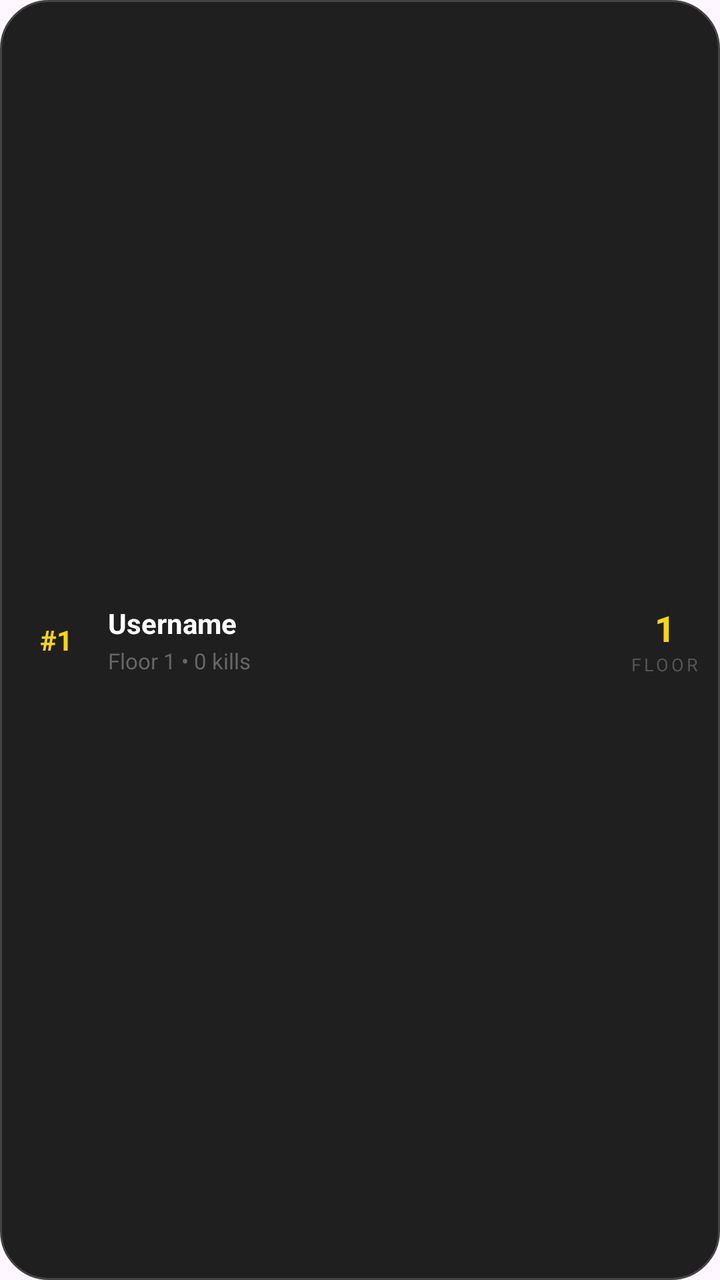
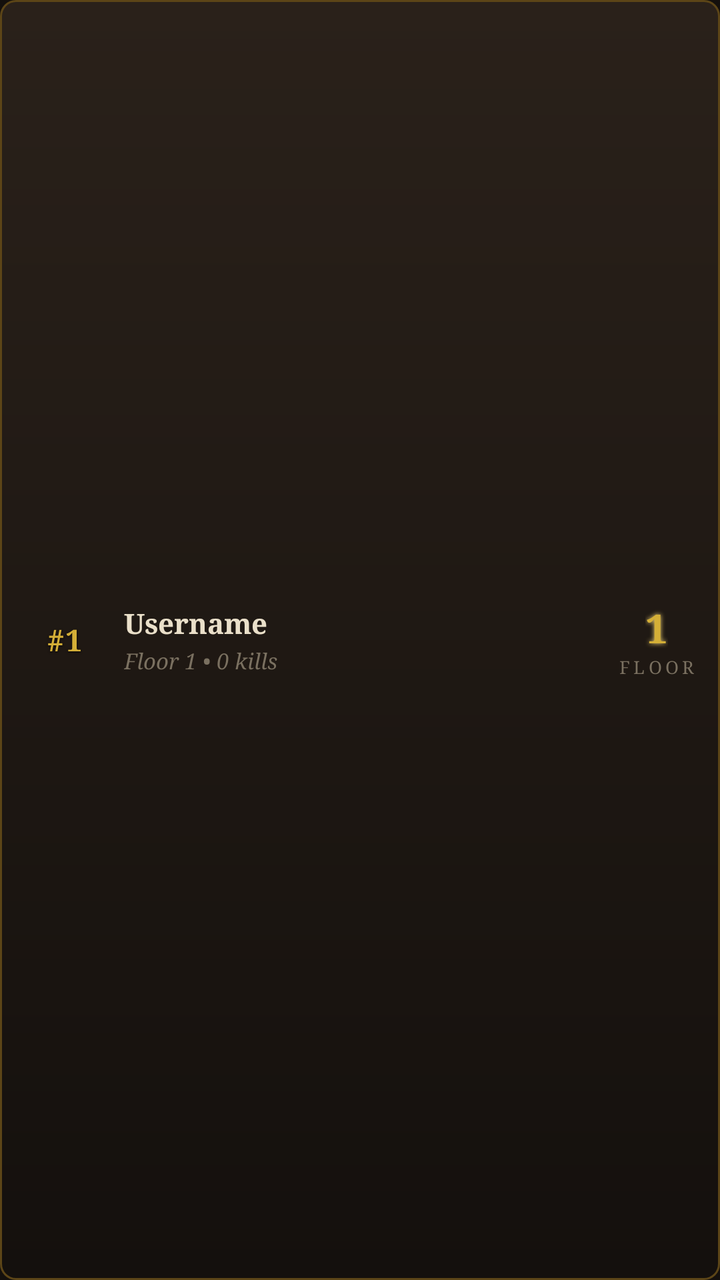

Before-and-after screenshots of an Android layout around one commit, followed by the original layout XML and the change that was made.
<!-- AndroidManifest.xml: application theme Theme.OblivionDescent -->
<!-- res/layout/item_leaderboard.xml -->
<?xml version="1.0" encoding="utf-8"?>
<LinearLayout xmlns:android="http://schemas.android.com/apk/res/android"
    android:layout_width="match_parent"
    android:layout_height="wrap_content"
    android:orientation="horizontal"
    android:gravity="center_vertical"
    android:paddingHorizontal="10dp"
    android:paddingVertical="10dp"
    android:layout_marginBottom="4dp"
    android:clickable="true"
    android:focusable="true"
    android:background="@drawable/dialog_bg">

    
    <TextView
        android:id="@+id/lb_rank"
        android:layout_width="36dp"
        android:layout_height="wrap_content"
        android:text="#1"
        android:textColor="#FFD700"
        android:textSize="14sp"
        android:textStyle="bold"
        android:gravity="center"/>

    
    <LinearLayout
        android:layout_width="0dp"
        android:layout_height="wrap_content"
        android:layout_weight="1"
        android:orientation="vertical"
        android:layout_marginStart="8dp">

        <TextView
            android:id="@+id/lb_username"
            android:layout_width="wrap_content"
            android:layout_height="wrap_content"
            android:text="Username"
            android:textColor="#FFFFFF"
            android:textSize="14sp"
            android:textStyle="bold"
            android:maxLines="1"
            android:ellipsize="end"/>

        <TextView
            android:id="@+id/lb_subtitle"
            android:layout_width="wrap_content"
            android:layout_height="wrap_content"
            android:text="Floor 1 • 0 kills"
            android:textColor="#666666"
            android:textSize="11sp"
            android:layout_marginTop="2dp"/>

    </LinearLayout>

    
    <LinearLayout
        android:layout_width="wrap_content"
        android:layout_height="wrap_content"
        android:orientation="vertical"
        android:gravity="center">

        <TextView
            android:id="@+id/lb_highest_floor"
            android:layout_width="wrap_content"
            android:layout_height="wrap_content"
            android:text="1"
            android:textColor="#FFD700"
            android:textSize="18sp"
            android:textStyle="bold"
            android:gravity="center"/>

        <TextView
            android:layout_width="wrap_content"
            android:layout_height="wrap_content"
            android:text="FLOOR"
            android:textColor="#555555"
            android:textSize="9sp"
            android:letterSpacing="0.15"
            android:gravity="center"/>

    </LinearLayout>

</LinearLayout>
<!-- resources referenced by this layout -->
<resources>
  <!-- drawable dialog_bg (drawable) -->
  <?xml version="1.0" encoding="utf-8"?>
  <shape xmlns:android="http://schemas.android.com/apk/res/android"
      android:shape="rectangle">
  
      <solid android:color="#EE111111" />
  
      <corners android:radius="24dp" />
  
      <stroke
          android:width="1dp"
          android:color="#444444" />
  
  </shape>
  <style name="Theme.OblivionDescent" parent="Base.Theme.OblivionDescent" />
  <style name="Base.Theme.OblivionDescent" parent="Theme.Material3.DayNight.NoActionBar">
      </style>
</resources>

<!-- the commit's change to res/layout/item_leaderboard.xml (unified diff, before → after) -->
@@ -4,9 +4,9 @@
     android:layout_height="wrap_content"
     android:orientation="horizontal"
     android:gravity="center_vertical"
-    android:paddingHorizontal="10dp"
-    android:paddingVertical="10dp"
-    android:layout_marginBottom="4dp"
+    android:paddingHorizontal="12dp"
+    android:paddingVertical="11dp"
+    android:layout_marginBottom="6dp"
     android:clickable="true"
     android:focusable="true"
     android:background="@drawable/dialog_bg">
@@ -14,13 +14,19 @@
     
     <TextView
         android:id="@+id/lb_rank"
-        android:layout_width="36dp"
+        android:layout_width="40dp"
         android:layout_height="wrap_content"
         android:text="#1"
-        android:textColor="#FFD700"
-        android:textSize="14sp"
+        android:textColor="@color/gold_bright"
+        android:textSize="15sp"
         android:textStyle="bold"
-        android:gravity="center"/>
+        android:fontFamily="serif"
+        android:letterSpacing="0.04"
+        android:gravity="center"
+        android:shadowColor="@color/ink_shadow"
+        android:shadowDx="0"
+        android:shadowDy="1"
+        android:shadowRadius="2"/>
 
     
     <LinearLayout
@@ -28,16 +34,17 @@
         android:layout_height="wrap_content"
         android:layout_weight="1"
         android:orientation="vertical"
-        android:layout_marginStart="8dp">
+        android:layout_marginStart="10dp">
 
         <TextView
             android:id="@+id/lb_username"
             android:layout_width="wrap_content"
             android:layout_height="wrap_content"
             android:text="Username"
-            android:textColor="#FFFFFF"
+            android:textColor="@color/bone_white"
             android:textSize="14sp"
             android:textStyle="bold"
+            android:fontFamily="serif"
             android:maxLines="1"
             android:ellipsize="end"/>
 
@@ -46,8 +53,10 @@
             android:layout_width="wrap_content"
             android:layout_height="wrap_content"
             android:text="Floor 1 • 0 kills"
-            android:textColor="#666666"
+            android:textColor="@color/bone_muted"
             android:textSize="11sp"
+            android:textStyle="italic"
+            android:fontFamily="serif"
             android:layout_marginTop="2dp"/>
 
     </LinearLayout>
@@ -64,18 +73,24 @@
             android:layout_width="wrap_content"
             android:layout_height="wrap_content"
             android:text="1"
-            android:textColor="#FFD700"
-            android:textSize="18sp"
+            android:textColor="@color/gold_bright"
+            android:textSize="20sp"
             android:textStyle="bold"
-            android:gravity="center"/>
+            android:fontFamily="serif"
+            android:gravity="center"
+            android:shadowColor="@color/gold_glow"
+            android:shadowDx="0"
+            android:shadowDy="0"
+            android:shadowRadius="6"/>
 
         <TextView
             android:layout_width="wrap_content"
             android:layout_height="wrap_content"
             android:text="FLOOR"
-            android:textColor="#555555"
+            android:textColor="@color/bone_muted"
             android:textSize="9sp"
-            android:letterSpacing="0.15"
+            android:fontFamily="serif"
+            android:letterSpacing="0.2"
             android:gravity="center"/>
 
     </LinearLayout>
<!-- resource entries referenced after the edit -->
@@ -1,21 +1,61 @@
 <!-- resources referenced by this layout -->
 <resources>
+  <color name="bone_muted">#7A7060</color>
+  <color name="bone_white">#EAE0CA</color>
+  <color name="gold_bright">#D4AF37</color>
+  <color name="gold_glow">#F4D77A</color>
+  <color name="ink_shadow">#0A0807</color>
   <!-- drawable dialog_bg (drawable) -->
   <?xml version="1.0" encoding="utf-8"?>
-  <shape xmlns:android="http://schemas.android.com/apk/res/android"
-      android:shape="rectangle">
+  <layer-list xmlns:android="http://schemas.android.com/apk/res/android">
   
-      <solid android:color="#EE111111" />
+      <item>
+          <shape android:shape="rectangle">
+              <solid android:color="@color/border_gold_inner"/>
+              <corners android:radius="8dp"/>
+          </shape>
+      </item>
   
-      <corners android:radius="24dp" />
+      <item
+          android:left="1dp"
+          android:top="1dp"
+          android:right="1dp"
+          android:bottom="1dp">
+          <shape android:shape="rectangle">
+              <gradient
+                  android:type="linear"
+                  android:angle="270"
+                  android:startColor="@color/bg_surface_alt"
+                  android:endColor="@color/bg_base"/>
+              <corners android:radius="7dp"/>
+          </shape>
+      </item>
   
-      <stroke
-          android:width="1dp"
-          android:color="#444444" />
-  
-  </shape>
+  </layer-list>
   <style name="Theme.OblivionDescent" parent="Base.Theme.OblivionDescent" />
+  <color name="border_gold_inner">#5C4517</color>
+  <color name="bg_surface_alt">#2A211A</color>
+  <color name="bg_base">#14100D</color>
   <style name="Base.Theme.OblivionDescent" parent="Theme.Material3.DayNight.NoActionBar">
+          <item name="android:windowBackground">@color/bg_base</item>
+          <item name="android:colorBackground">@color/bg_base</item>
+          <item name="colorPrimary">@color/gold_base</item>
+          <item name="colorPrimaryVariant">@color/gold_deep</item>
+          <item name="colorOnPrimary">@color/bg_deepest</item>
+          <item name="colorSecondary">@color/crimson_base</item>
+          <item name="colorOnSecondary">@color/bone_white</item>
+          <item name="colorSurface">@color/bg_surface</item>
+          <item name="colorOnSurface">@color/bone_white</item>
+          <item name="colorAccent">@color/gold_bright</item>
+          <item name="android:textColorPrimary">@color/bone_white</item>
+          <item name="android:textColorSecondary">@color/bone_dim</item>
+          <item name="android:textColorHint">@color/bone_muted</item>
       </style>
+  <color name="gold_base">#B8911E</color>
+  <color name="gold_deep">#7A5A1F</color>
+  <color name="bg_deepest">#0A0807</color>
+  <color name="crimson_base">#8B1818</color>
+  <color name="bg_surface">#1E1813</color>
+  <color name="bone_dim">#B8AC91</color>
 </resources>
 
